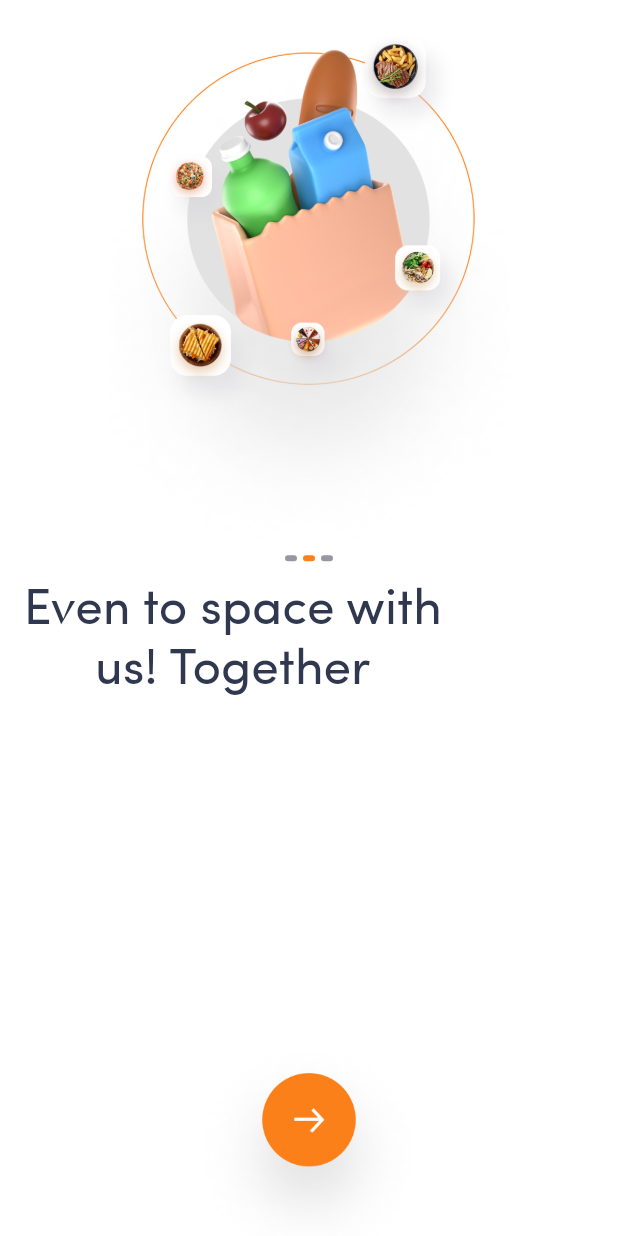
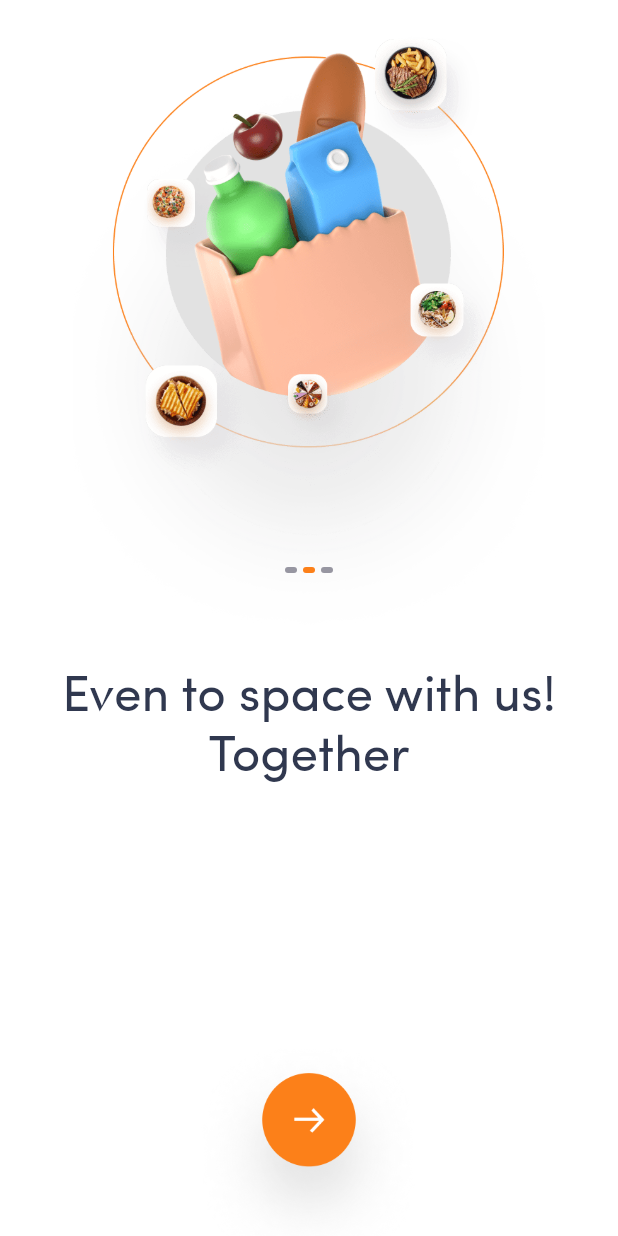
Before and after one commit to psps2701/FFOOD, a Flutter app: the OnBoardingScreen screen opened by its route, swiped to page 2, on a phone screen of 412 x 824 dp. Run offline on Flutter 3.47's test engine with Material 2 defaults, Android fonts, the phone set to English and light mode, and no system bars; drawn by our look-alikes of smooth_page_indicator; our stand-ins replace cached_network_image, device_preview, flutter_neumorphic, flutter_screenutil, flutter_svg, get and 1 more; accounts and stored records are empty; project files that could hold a hidden picture were left out.

Commit message:
on boarding screen added

```diff
--- a/lib/main.dart
+++ b/lib/main.dart
@@ -12,7 +12,7 @@ Future <void> main() async{
   await dep.init();
   runApp(
     DevicePreview(
-      enabled: true,
+      enabled: false,
       builder: (context) => MyApp(), // Wrap your app
     ),
   );
--- a/lib/util/images.dart
+++ b/lib/util/images.dart
@@ -2,4 +2,6 @@ class Images {
 
   static String startBackground = "assets/start_background.png";
   static String icOnBoardOne = "assets/ic_onboard_one.png";
+  static String icOnBoardTwo = "assets/ic_onboard_two.png";
+  static String icOnBoardThree = "assets/ic_onboard_three.png";
 }
--- a/lib/views/HomeScreen.dart
+++ b/lib/views/HomeScreen.dart
@@ -23,7 +23,7 @@ class HomeScreen extends GetView<WelcomeController>
 
     return  AnnotatedRegion<SystemUiOverlayStyle>(
       value:   SystemUiOverlayStyle(
-        systemNavigationBarColor: AppColors.themeColor, // Navigation bar
+        systemNavigationBarColor: AppColors.white, // Navigation bar
         statusBarColor: AppColors.themeColor, //
 
           // Status bar
--- a/lib/views/OnBoardingScreen.dart
+++ b/lib/views/OnBoardingScreen.dart
@@ -25,7 +25,7 @@ class OnBoardingScreen extends GetView<OnBoardingController>
 
     return  AnnotatedRegion<SystemUiOverlayStyle>(
       value:   SystemUiOverlayStyle(
-        systemNavigationBarColor: AppColors.themeColor, // Navigation bar
+        systemNavigationBarColor: AppColors.white, // Navigation bar
         statusBarColor: AppColors.themeColor, //
 
         // Status bar
@@ -44,8 +44,6 @@ class OnBoardingScreen extends GetView<OnBoardingController>
                       child: Padding(
                         padding:  controller.isComplete.value ? EdgeInsets.symmetric(horizontal: 0.0.w) : EdgeInsets.symmetric(horizontal: 30.0.w) ,
                         child: Container(
-
-
                           height: MediaQuery.of(context).size.height * 0.7,
                           width: MediaQuery.of(context).size.width,
                           padding: const EdgeInsets.symmetric(vertical: 20),
@@ -60,8 +58,7 @@ class OnBoardingScreen extends GetView<OnBoardingController>
                                 children: [
                 Stack(
                   children: [
-                      Container(
-
+                      SizedBox(
                         height : MediaQuery.of(context).size.height * 0.5,
                         child: CommonImageView(
                         imagePath:
@@ -117,8 +114,25 @@ class OnBoardingScreen extends GetView<OnBoardingController>
                               ),
                               Column(
                                 children: [
-                                  Image.asset("assets/onboarding_pic2.png", height: 345.h,),
-                                  Center(
+                                  Stack(
+                                    children: [
+                                      Container(
+                                        height : MediaQuery.of(context).size.height * 0.5,
+                                        child: CommonImageView(
+                                          imagePath:
+                                          Images.icOnBoardTwo,
+
+                                          fit: BoxFit.contain,
+                                          width: size.width,
+                                        ),
+                                      ),
+                                      Positioned.fill(
+                                        bottom: 50,
+                                        child: Align(
+
+                                          alignment: Alignment.bottomCenter,
+
+
                                           child: SmoothPageIndicator(
                                             controller: controller.pageController,
                                             count: 3,
@@ -134,12 +148,17 @@ class OnBoardingScreen extends GetView<OnBoardingController>
                                                 curve: Curves.easeInCubic),
                                           ),
                                         ),
+                                      ),
+                                    ],
+                                  ),
+
                                   SizedBox(height: 10.h,),
                                   Row(
+                                    mainAxisAlignment: MainAxisAlignment.center,
                                     children: [
-                                      SizedBox(width: 10.w,),
+
                                       SizedBox(
-                                          width: MediaQuery.of(context).size.width * 0.7,
+                                          width: MediaQuery.of(context).size.width * 0.8,
                                           child: SmallText(text: "Even to space with us! Together", size: 30.sp,color: blackColor,)),
                                     ],
                                   ),//36
@@ -150,8 +169,25 @@ class OnBoardingScreen extends GetView<OnBoardingController>
 
                               Column(
                                 children: [
-                                  Image.asset("assets/on_boarding_logo3.png", height: 345.h,),
-                                  Center(
+                                  Stack(
+                                    children: [
+                                      Container(
+                                        height : MediaQuery.of(context).size.height * 0.5,
+                                        child: CommonImageView(
+                                          imagePath:
+                                          Images.icOnBoardThree,
+
+                                          fit: BoxFit.contain,
+                                          width: size.width,
+                                        ),
+                                      ),
+                                      Positioned.fill(
+                                        bottom: 50,
+                                        child: Align(
+
+                                          alignment: Alignment.bottomCenter,
+
+
                                           child: SmoothPageIndicator(
                                             controller: controller.pageController,
                                             count: 3,
@@ -163,16 +199,22 @@ class OnBoardingScreen extends GetView<OnBoardingController>
                                                 spacing: 4),
                                             onDotClicked: (index) => controller.pageController.animateToPage(
                                                 index,
-                                          duration: const Duration(milliseconds: 500),
+                                                duration: Duration(milliseconds: 500),
                                                 curve: Curves.easeInCubic),
                                           ),
                                         ),
+                                      ),
+                                    ],
+                                  ),
+
                                   SizedBox(height: 10.h,),
                                   Row(
+
+                                    mainAxisAlignment: MainAxisAlignment.center,
                                     children: [
-                                      SizedBox(width: 10.w,),
+
                                       SizedBox(
-                                          width: MediaQuery.of(context).size.width * 0.7,
+                                          width: MediaQuery.of(context).size.width * 0.8,
                                           child: SmallText(text: "Pickup or Delivery at your door", size: 30.sp,color: blackColor,)),
                                     ],
                                   ),//36
--- a/lib/views/WelcomeScreen.dart
+++ b/lib/views/WelcomeScreen.dart
@@ -132,8 +132,6 @@ class WelcomeScreen extends GetView<WelcomeController>
 
                           Get.toNamed(Routes.onBoardingScreen);
 
-
-
                         },
                         child: Container(
                           width: 293.w,
```
Also changed, not shown: assets/ic_onboard_three.png (added), assets/ic_onboard_two.png (added). Lines whose indentation alone changed are shown as unchanged.
